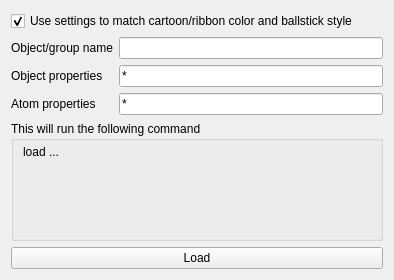
Qt form modules/pmg_qt/forms/load_mae.ui (schrodinger/pymol-open-source) before a commit.
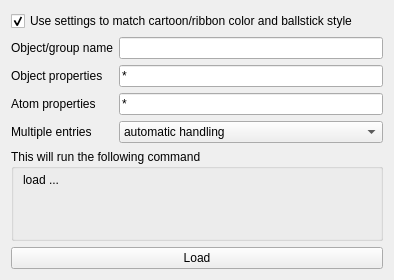
The same form after that commit.

Commit message: PYMOL-3126 multiplex option in MAE import dialog

Diff of the .ui file:
```diff
--- a/modules/pmg_qt/forms/load_mae.ui
+++ b/modules/pmg_qt/forms/load_mae.ui
@@ -79,6 +79,35 @@
      <item row="0" column="1">
       <widget class="QLineEdit" name="input_object_name"/>
      </item>
+     <item row="3" column="0">
+      <widget class="QLabel" name="label">
+       <property name="text">
+        <string notr="true">Multiple entries</string>
+       </property>
+       <property name="buddy">
+        <cstring>input_multiplex</cstring>
+       </property>
+      </widget>
+     </item>
+     <item row="3" column="1">
+      <widget class="QComboBox" name="input_multiplex">
+       <item>
+        <property name="text">
+         <string notr="true">automatic handling</string>
+        </property>
+       </item>
+       <item>
+        <property name="text">
+         <string notr="true">as one multi-state object</string>
+        </property>
+       </item>
+       <item>
+        <property name="text">
+         <string notr="true">as separate objects</string>
+        </property>
+       </item>
+      </widget>
+     </item>
     </layout>
    </item>
    <item>
```
The commit also changes 1 other file.
